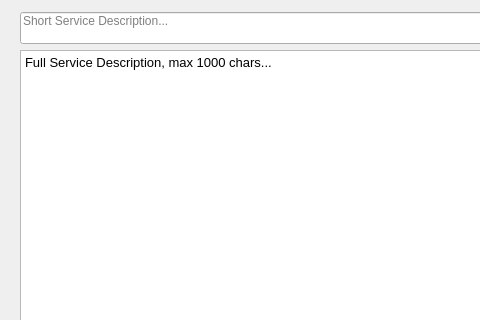
This is Service_Create_Description.ui in bedi1982/Oficina as Qt 5 draws it before an edit; both pictures show x 0 to 480 and y 0 to 320 of the 669 by 402 pixel window. The edited form follows.
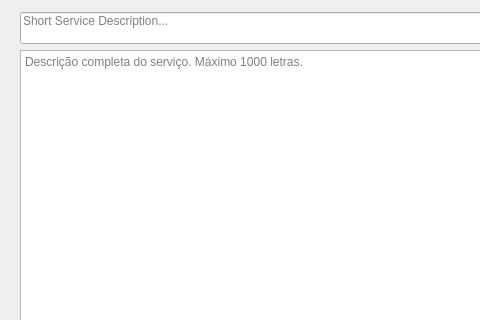
This is the edited form.

The edit to the form file:
```diff
--- a/Service_Create_Description.ui
+++ b/Service_Create_Description.ui
@@ -67,7 +67,7 @@
 &lt;html&gt;&lt;head&gt;&lt;meta name=&quot;qrichtext&quot; content=&quot;1&quot; /&gt;&lt;style type=&quot;text/css&quot;&gt;
 p, li { white-space: pre-wrap; }
 &lt;/style&gt;&lt;/head&gt;&lt;body style=&quot; font-family:'Noto Sans'; font-size:10pt; font-weight:400; font-style:normal;&quot;&gt;
-&lt;p style=&quot; margin-top:0px; margin-bottom:0px; margin-left:0px; margin-right:0px; -qt-block-indent:0; text-indent:0px;&quot;&gt;Full Service Description, max 1000 chars...&lt;/p&gt;&lt;/body&gt;&lt;/html&gt;</string>
+&lt;p style=&quot;-qt-paragraph-type:empty; margin-top:0px; margin-bottom:0px; margin-left:0px; margin-right:0px; -qt-block-indent:0; text-indent:0px;&quot;&gt;&lt;br /&gt;&lt;/p&gt;&lt;/body&gt;&lt;/html&gt;</string>
    </property>
    <property name="placeholderText">
     <string>Descrição completa do serviço. Máximo 1000 letras.</string>
```
